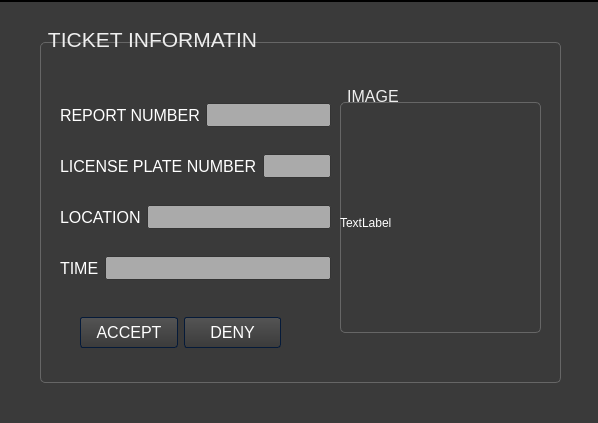
Qt form GUI/ticket_info.ui (hadasswittow/Final-hackathon) before a commit.
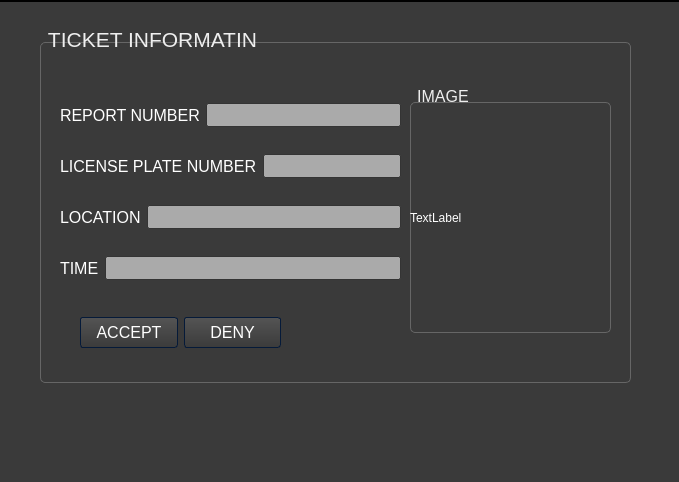
The same form after that commit. Icons and pictures are not drawn.

```diff
--- a/GUI/ticket_info.ui
+++ b/GUI/ticket_info.ui
@@ -6,8 +6,8 @@
    <rect>
     <x>0</x>
     <y>0</y>
-    <width>598</width>
-    <height>423</height>
+    <width>679</width>
+    <height>482</height>
    </rect>
   </property>
   <property name="windowTitle">
@@ -1009,7 +1009,7 @@
      <rect>
       <x>40</x>
       <y>20</y>
-      <width>521</width>
+      <width>591</width>
       <height>361</height>
      </rect>
     </property>
@@ -1029,7 +1029,7 @@
       <rect>
        <x>20</x>
        <y>60</y>
-       <width>271</width>
+       <width>341</width>
        <height>221</height>
       </rect>
      </property>
@@ -2586,7 +2586,7 @@
     <widget class="QGroupBox" name="groupBox_2">
      <property name="geometry">
       <rect>
-       <x>300</x>
+       <x>370</x>
        <y>60</y>
        <width>201</width>
        <height>251</height>
@@ -2604,9 +2604,9 @@
       <property name="geometry">
        <rect>
         <x>0</x>
-        <y>20</y>
+        <y>50</y>
         <width>201</width>
-        <height>241</height>
+        <height>171</height>
        </rect>
       </property>
       <property name="text">
@@ -2621,7 +2621,7 @@
     <rect>
      <x>0</x>
      <y>0</y>
-     <width>598</width>
+     <width>679</width>
      <height>20</height>
     </rect>
    </property>
```
